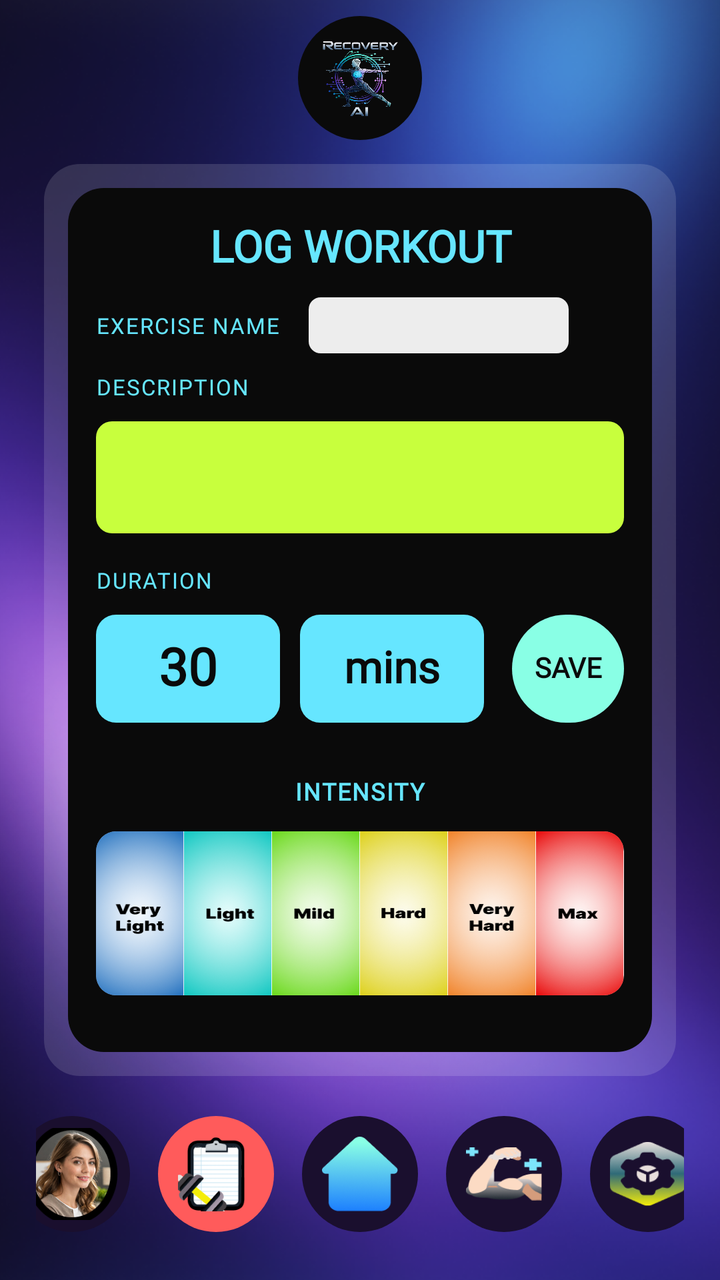
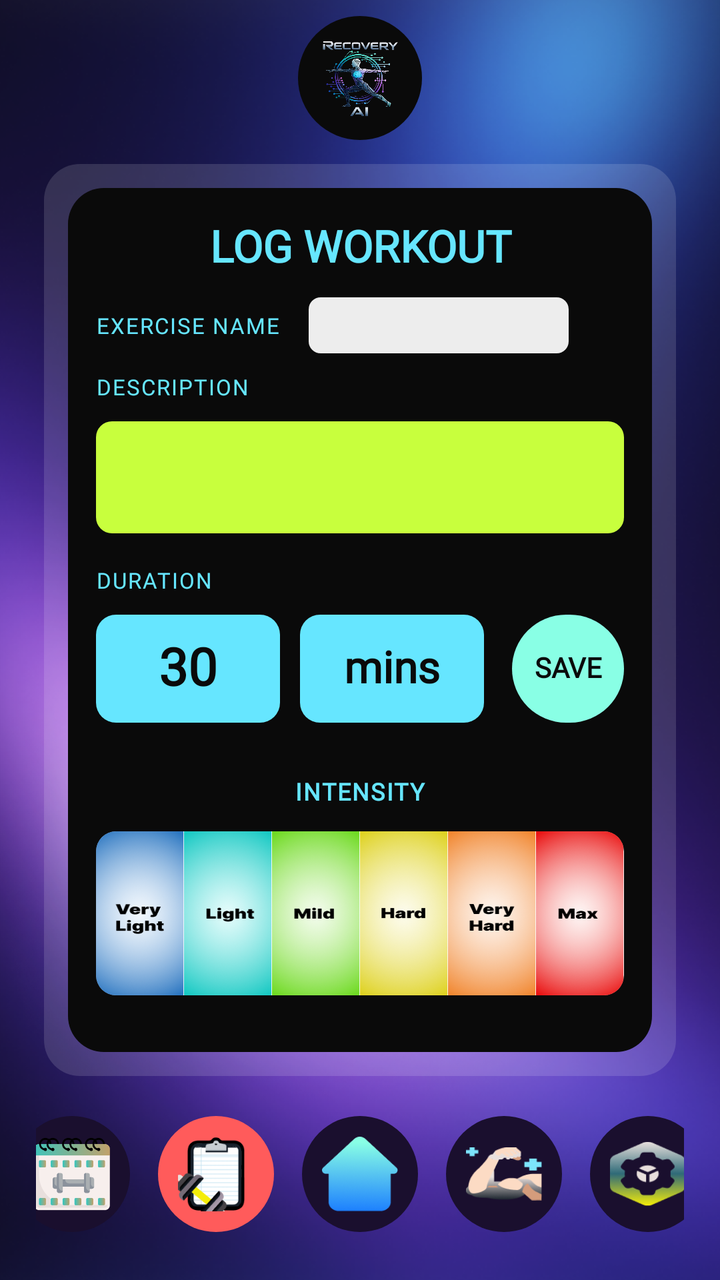

Two renders of the same Android screen: before a commit and after it. Below are the layout's source before the change and the commit's diff.
<!-- AndroidManifest.xml: application theme Theme.RecoveryAI -->
<!-- res/layout/workout_log_screen.xml -->
<?xml version="1.0" encoding="utf-8"?>
<androidx.constraintlayout.widget.ConstraintLayout
    xmlns:android="http://schemas.android.com/apk/res/android"
    xmlns:app="http://schemas.android.com/apk/res-auto"
    android:layout_width="match_parent"
    android:layout_height="match_parent">


    <ImageView
        android:id="@+id/bg"
        android:layout_width="0dp"
        android:layout_height="0dp"
        android:scaleType="centerCrop"
        android:src="@drawable/bg_auth"
        app:layout_constraintTop_toTopOf="parent"
        app:layout_constraintBottom_toBottomOf="parent"
        app:layout_constraintStart_toStartOf="parent"
        app:layout_constraintEnd_toEndOf="parent"/>


    <FrameLayout
        android:id="@+id/logoCircle"
        android:layout_width="62dp"
        android:layout_height="62dp"
        android:background="@drawable/logo_circle_black"
        android:padding="8dp"
        android:layout_marginTop="8dp"
        app:layout_constraintTop_toTopOf="parent"
        app:layout_constraintTop_margin="36dp"
        app:layout_constraintStart_toStartOf="parent"
        app:layout_constraintEnd_toEndOf="parent">

        <ImageView
            android:id="@+id/imgLogo"
            android:layout_width="match_parent"
            android:layout_height="match_parent"
            android:src="@drawable/ic_launcher_logo"
            android:scaleType="fitCenter"/>
    </FrameLayout>


    <FrameLayout
        android:id="@+id/glassCard"
        android:layout_width="0dp"
        android:layout_height="0dp"
        android:layout_marginStart="22dp"
        android:layout_marginEnd="22dp"
        android:layout_marginTop="12dp"
        android:layout_marginBottom="12dp"
        android:background="@drawable/bg_glass"
        app:layout_constraintTop_toBottomOf="@id/logoCircle"
        app:layout_constraintBottom_toTopOf="@id/bottomNav"
        app:layout_constraintStart_toStartOf="parent"
        app:layout_constraintEnd_toEndOf="parent">

        <androidx.constraintlayout.widget.ConstraintLayout
            android:layout_width="match_parent"
            android:layout_height="match_parent"
            android:padding="12dp">

            <androidx.constraintlayout.widget.ConstraintLayout
                android:id="@+id/panel"
                android:layout_width="0dp"
                android:layout_height="0dp"
                android:background="@drawable/panel_black"
                android:padding="14dp"
                app:layout_constraintTop_toTopOf="parent"
                app:layout_constraintBottom_toBottomOf="parent"
                app:layout_constraintStart_toStartOf="parent"
                app:layout_constraintEnd_toEndOf="parent">

                
                <TextView
                    android:id="@+id/title"
                    android:layout_width="0dp"
                    android:layout_height="wrap_content"
                    android:text="LOG WORKOUT"
                    android:textColor="#66E6FF"
                    android:textSize="22sp"
                    android:textStyle="bold"
                    android:fontFamily="@font/inter_extrabold"
                    android:gravity="center"
                    app:layout_constraintTop_toTopOf="parent"
                    app:layout_constraintStart_toStartOf="parent"
                    app:layout_constraintEnd_toEndOf="parent" />

                
                <TextView
                    android:id="@+id/exerciseNameLabel"
                    android:layout_width="wrap_content"
                    android:layout_height="wrap_content"
                    android:layout_marginTop="18dp"
                    android:text="EXERCISE NAME"
                    android:textColor="#66E6FF"
                    android:textSize="11sp"
                    android:letterSpacing="0.06"
                    android:fontFamily="@font/inter_bold"
                    app:layout_constraintTop_toBottomOf="@id/title"
                    app:layout_constraintStart_toStartOf="parent" />

                
                <EditText
                    android:id="@+id/etExerciseName"
                    android:layout_width="130dp"
                    android:layout_height="28dp"
                    android:layout_marginStart="14dp"
                    android:background="@drawable/input_white_box"
                    android:hint=""
                    android:textColor="#0A0A0A"
                    android:textSize="12sp"
                    android:fontFamily="@font/inter_bold"
                    android:gravity="center_vertical"
                    android:paddingStart="10dp"
                    android:paddingEnd="10dp"
                    android:singleLine="true"
                    android:inputType="text"
                    android:includeFontPadding="false"
                    app:layout_constraintTop_toTopOf="@id/exerciseNameLabel"
                    app:layout_constraintBottom_toBottomOf="@id/exerciseNameLabel"
                    app:layout_constraintStart_toEndOf="@id/exerciseNameLabel" />

                
                <TextView
                    android:id="@+id/descriptionLabel"
                    android:layout_width="wrap_content"
                    android:layout_height="wrap_content"
                    android:layout_marginTop="16dp"
                    android:text="DESCRIPTION"
                    android:textColor="#66E6FF"
                    android:textSize="11sp"
                    android:letterSpacing="0.06"
                    android:fontFamily="@font/inter_bold"
                    app:layout_constraintTop_toBottomOf="@id/exerciseNameLabel"
                    app:layout_constraintStart_toStartOf="parent" />

                
                <EditText
                    android:id="@+id/etDescription"
                    android:layout_width="0dp"
                    android:layout_height="56dp"
                    android:layout_marginTop="10dp"
                    android:background="@drawable/input_lime_box"
                    android:hint=""
                    android:textColor="#0A0A0A"
                    android:textSize="12sp"
                    android:fontFamily="@font/inter_bold"
                    android:gravity="top|start"
                    android:paddingStart="12dp"
                    android:paddingEnd="12dp"
                    android:paddingTop="10dp"
                    android:paddingBottom="10dp"
                    android:inputType="textMultiLine"
                    android:includeFontPadding="false"
                    app:layout_constraintTop_toBottomOf="@id/descriptionLabel"
                    app:layout_constraintStart_toStartOf="parent"
                    app:layout_constraintEnd_toEndOf="parent" />

                
                <TextView
                    android:id="@+id/durationLabel"
                    android:layout_width="wrap_content"
                    android:layout_height="wrap_content"
                    android:layout_marginTop="16dp"
                    android:text="DURATION"
                    android:textColor="#66E6FF"
                    android:textSize="11sp"
                    android:letterSpacing="0.06"
                    android:fontFamily="@font/inter_bold"
                    app:layout_constraintTop_toBottomOf="@id/etDescription"
                    app:layout_constraintStart_toStartOf="parent" />

                <LinearLayout
                    android:id="@+id/durationRow"
                    android:layout_width="0dp"
                    android:layout_height="54dp"
                    android:layout_marginTop="10dp"
                    android:orientation="horizontal"
                    app:layout_constraintTop_toBottomOf="@id/durationLabel"
                    app:layout_constraintStart_toStartOf="parent"
                    app:layout_constraintEnd_toEndOf="parent">

                    
                    <FrameLayout
                        android:id="@+id/durationValueWrap"
                        android:layout_width="92dp"
                        android:layout_height="match_parent">

                        <View
                            android:layout_width="match_parent"
                            android:layout_height="match_parent"
                            android:background="@drawable/metric_cyan_box" />

                        <EditText
                            android:id="@+id/etDurationValue"
                            android:layout_width="match_parent"
                            android:layout_height="match_parent"
                            android:background="@null"
                            android:text="30"
                            android:textColor="#0A0A0A"
                            android:textStyle="bold"
                            android:textSize="26sp"
                            android:fontFamily="@font/inter_extrabold"
                            android:gravity="center"
                            android:singleLine="true"
                            android:inputType="number"
                            android:includeFontPadding="false"
                            android:paddingStart="10dp"
                            android:paddingEnd="10dp" />
                    </FrameLayout>

                    <Space
                        android:layout_width="10dp"
                        android:layout_height="1dp" />

                    
                    <FrameLayout
                        android:id="@+id/durationUnitWrap"
                        android:layout_width="92dp"
                        android:layout_height="match_parent">

                        <View
                            android:layout_width="match_parent"
                            android:layout_height="match_parent"
                            android:background="@drawable/metric_cyan_box" />

                        <TextView
                            android:id="@+id/durationUnit"
                            android:layout_width="match_parent"
                            android:layout_height="match_parent"
                            android:text="mins"
                            android:textColor="#0A0A0A"
                            android:textStyle="bold"
                            android:textSize="22sp"
                            android:fontFamily="@font/inter_extrabold"
                            android:gravity="center"
                            android:includeFontPadding="false" />
                    </FrameLayout>

                    <Space
                        android:layout_width="14dp"
                        android:layout_height="1dp" />

                    
                    <FrameLayout
                        android:id="@+id/saveDurationWrap"
                        android:layout_width="0dp"
                        android:layout_height="match_parent"
                        android:layout_weight="1">

                        <Button
                            android:id="@+id/btnSaveDuration"
                            android:layout_width="match_parent"
                            android:layout_height="match_parent"
                            android:text=""
                            android:background="@drawable/save_pill_workout"
                            android:stateListAnimator="@null"
                            android:includeFontPadding="false"
                            app:backgroundTint="@null" />

                        <TextView
                            android:id="@+id/saveDurationLabel"
                            android:layout_width="match_parent"
                            android:layout_height="match_parent"
                            android:text="SAVE"
                            android:textColor="#0A0A0A"
                            android:textStyle="bold"
                            android:textSize="14sp"
                            android:fontFamily="@font/inter_extrabold"
                            android:gravity="center"
                            android:includeFontPadding="false"
                            android:clickable="false"
                            android:focusable="false" />
                    </FrameLayout>

                </LinearLayout>

                
                <TextView
                    android:id="@+id/intensityLabel"
                    android:layout_width="wrap_content"
                    android:layout_height="wrap_content"
                    android:layout_marginTop="26dp"
                    android:text="INTENSITY"
                    android:textColor="#66E6FF"
                    android:textSize="12sp"
                    android:textStyle="bold"
                    android:fontFamily="@font/inter_bold"
                    android:letterSpacing="0.06"
                    app:layout_constraintTop_toBottomOf="@id/durationRow"
                    app:layout_constraintStart_toStartOf="parent"
                    app:layout_constraintEnd_toEndOf="parent" />

                
                <androidx.cardview.widget.CardView
                    android:id="@+id/intensityCard"
                    android:layout_width="0dp"
                    android:layout_height="82dp"
                    android:layout_marginTop="12dp"
                    app:cardCornerRadius="10dp"
                    app:cardElevation="0dp"
                    app:cardUseCompatPadding="false"
                    app:layout_constraintTop_toBottomOf="@id/intensityLabel"
                    app:layout_constraintStart_toStartOf="parent"
                    app:layout_constraintEnd_toEndOf="parent">

                    <LinearLayout
                        android:id="@+id/intensityRow"
                        android:layout_width="match_parent"
                        android:layout_height="match_parent"
                        android:orientation="horizontal"
                        android:weightSum="6">

                        <ImageView
                            android:id="@+id/intensityVeryLight"
                            android:layout_width="0dp"
                            android:layout_height="match_parent"
                            android:layout_weight="1"
                            android:src="@drawable/intensity_very_light"
                            android:scaleType="fitXY"
                            android:contentDescription="@null" />

                        <ImageView
                            android:id="@+id/intensityLight"
                            android:layout_width="0dp"
                            android:layout_height="match_parent"
                            android:layout_weight="1"
                            android:src="@drawable/intensity_light"
                            android:scaleType="fitXY"
                            android:contentDescription="@null" />

                        <ImageView
                            android:id="@+id/intensityMild"
                            android:layout_width="0dp"
                            android:layout_height="match_parent"
                            android:layout_weight="1"
                            android:src="@drawable/intensity_mild"
                            android:scaleType="fitXY"
                            android:contentDescription="@null" />

                        <ImageView
                            android:id="@+id/intensityHard"
                            android:layout_width="0dp"
                            android:layout_height="match_parent"
                            android:layout_weight="1"
                            android:src="@drawable/intensity_hard"
                            android:scaleType="fitXY"
                            android:contentDescription="@null" />

                        <ImageView
                            android:id="@+id/intensityVeryHard"
                            android:layout_width="0dp"
                            android:layout_height="match_parent"
                            android:layout_weight="1"
                            android:src="@drawable/intensity_very_hard"
                            android:scaleType="fitXY"
                            android:contentDescription="@null" />

                        <ImageView
                            android:id="@+id/intensityMax"
                            android:layout_width="0dp"
                            android:layout_height="match_parent"
                            android:layout_weight="1"
                            android:src="@drawable/intensity_max"
                            android:scaleType="fitXY"
                            android:contentDescription="@null" />
                    </LinearLayout>

                </androidx.cardview.widget.CardView>

                
                <Button
                    android:id="@+id/btnSaveIntensity"
                    android:layout_width="90dp"
                    android:layout_height="54dp"
                    android:text=""
                    android:background="@drawable/save_pill_workout"
                    android:stateListAnimator="@null"
                    android:includeFontPadding="false"
                    app:backgroundTint="@null"
                    android:layout_marginTop="22dp"
                    app:layout_constraintTop_toBottomOf="@id/intensityCard"
                    app:layout_constraintStart_toStartOf="parent"
                    app:layout_constraintEnd_toEndOf="parent" />

                <TextView
                    android:id="@+id/saveIntensityLabel"
                    android:layout_width="90dp"
                    android:layout_height="46dp"
                    android:text="SAVE"
                    android:textColor="#0A0A0A"
                    android:textStyle="bold"
                    android:textSize="14sp"
                    android:fontFamily="@font/inter_extrabold"
                    android:gravity="center"
                    android:includeFontPadding="false"
                    android:clickable="false"
                    android:focusable="false"
                    app:layout_constraintTop_toTopOf="@id/btnSaveIntensity"
                    app:layout_constraintBottom_toBottomOf="@id/btnSaveIntensity"
                    app:layout_constraintStart_toStartOf="@id/btnSaveIntensity"
                    app:layout_constraintEnd_toEndOf="@id/btnSaveIntensity" />

            </androidx.constraintlayout.widget.ConstraintLayout>

        </androidx.constraintlayout.widget.ConstraintLayout>
    </FrameLayout>

    
    <LinearLayout
        android:id="@+id/bottomNav"
        android:layout_width="0dp"
        android:layout_height="74dp"
        android:layout_marginStart="18dp"
        android:layout_marginEnd="18dp"
        android:layout_marginBottom="16dp"
        android:gravity="center"
        android:orientation="horizontal"
        app:layout_constraintBottom_toBottomOf="parent"
        app:layout_constraintStart_toStartOf="parent"
        app:layout_constraintEnd_toEndOf="parent">

        <FrameLayout
            android:layout_width="58dp"
            android:layout_height="58dp"
            android:background="@drawable/nav_circle_bg"
            android:padding="6dp">
            <ImageView
                android:layout_width="match_parent"
                android:layout_height="match_parent"
                android:src="@drawable/nav_avatar"
                android:scaleType="centerCrop" />
        </FrameLayout>

        <Space android:layout_width="14dp" android:layout_height="1dp"/>

        <FrameLayout
            android:layout_width="58dp"
            android:layout_height="58dp"
            android:background="@drawable/nav_circle_active_red"
            android:padding="10dp">
            <ImageView
                android:layout_width="match_parent"
                android:layout_height="match_parent"
                android:src="@drawable/nav_clipboard_active"
                android:scaleType="fitCenter" />
        </FrameLayout>

        <Space android:layout_width="14dp" android:layout_height="1dp"/>

        <FrameLayout
            android:layout_width="58dp"
            android:layout_height="58dp"
            android:background="@drawable/nav_circle_bg"
            android:padding="10dp">
            <ImageView
                android:layout_width="match_parent"
                android:layout_height="match_parent"
                android:src="@drawable/nav_home"
                android:scaleType="fitCenter" />
        </FrameLayout>

        <Space android:layout_width="14dp" android:layout_height="1dp"/>

        <FrameLayout
            android:layout_width="58dp"
            android:layout_height="58dp"
            android:background="@drawable/nav_circle_bg"
            android:padding="10dp">
            <ImageView
                android:layout_width="match_parent"
                android:layout_height="match_parent"
                android:src="@drawable/nav_arm"
                android:scaleType="fitCenter" />
        </FrameLayout>

        <Space android:layout_width="14dp" android:layout_height="1dp"/>

        <FrameLayout
            android:layout_width="58dp"
            android:layout_height="58dp"
            android:background="@drawable/nav_circle_bg"
            android:padding="10dp">
            <ImageView
                android:layout_width="match_parent"
                android:layout_height="match_parent"
                android:src="@drawable/nav_hex"
                android:scaleType="fitCenter" />
        </FrameLayout>

    </LinearLayout>

</androidx.constraintlayout.widget.ConstraintLayout>
<!-- resources referenced by this layout -->
<resources>
  <!-- drawable bg_auth: png bitmap (drawable, 740075 bytes) -->
  <!-- drawable bg_glass (drawable) -->
  <?xml version="1.0" encoding="utf-8"?>
  <shape xmlns:android="http://schemas.android.com/apk/res/android">
      <solid android:color="#22FFFFFF"/>
      <corners android:radius="18dp"/>
  </shape>
  <!-- drawable ic_launcher_logo: png bitmap (drawable, 552614 bytes) -->
  <!-- drawable input_lime_box (drawable) -->
  <?xml version="1.0" encoding="utf-8"?>
  <shape xmlns:android="http://schemas.android.com/apk/res/android">
      <solid android:color="#C8FF3D"/>
      <corners android:radius="8dp"/>
  </shape>
  <!-- drawable input_white_box (drawable) -->
  <?xml version="1.0" encoding="utf-8"?>
  <shape xmlns:android="http://schemas.android.com/apk/res/android">
      <solid android:color="#EDEDED"/>
      <corners android:radius="6dp"/>
  </shape>
  <!-- drawable intensity_hard: png bitmap (drawable, 55461 bytes) -->
  <!-- drawable intensity_light: png bitmap (drawable, 55101 bytes) -->
  <!-- drawable intensity_max: png bitmap (drawable, 61127 bytes) -->
  <!-- drawable intensity_mild: png bitmap (drawable, 56453 bytes) -->
  <!-- drawable intensity_very_hard: png bitmap (drawable, 57545 bytes) -->
  <!-- drawable intensity_very_light: png bitmap (drawable, 61976 bytes) -->
  <!-- drawable logo_circle_black (drawable) -->
  <?xml version="1.0" encoding="utf-8"?>
  <shape xmlns:android="http://schemas.android.com/apk/res/android"
      android:shape="oval">
      <solid android:color="#0A0A0A"/>
  </shape>
  <!-- drawable metric_cyan_box (drawable) -->
  <?xml version="1.0" encoding="utf-8"?>
  <shape xmlns:android="http://schemas.android.com/apk/res/android">
      <solid android:color="#66E6FF"/>
      <corners android:radius="10dp"/>
  </shape>
  <!-- drawable nav_arm: png bitmap (drawable, 5585 bytes) -->
  <!-- drawable nav_avatar: png bitmap (drawable, 36943 bytes) -->
  <!-- drawable nav_circle_active_red (drawable) -->
  <?xml version="1.0" encoding="utf-8"?>
  <shape xmlns:android="http://schemas.android.com/apk/res/android"
      android:shape="oval">
      <solid android:color="#FF5B5B"/>
  </shape>
  <!-- drawable nav_circle_bg (drawable) -->
  <?xml version="1.0" encoding="utf-8"?>
  <shape xmlns:android="http://schemas.android.com/apk/res/android"
      android:shape="oval">
      <solid android:color="#1A0F2E"/>
  </shape>
  <!-- drawable nav_clipboard_active: png bitmap (drawable, 7211 bytes) -->
  <!-- drawable nav_hex: png bitmap (drawable, 6838 bytes) -->
  <!-- drawable nav_home: png bitmap (drawable, 12772 bytes) -->
  <!-- drawable panel_black (drawable) -->
  <?xml version="1.0" encoding="utf-8"?>
  <shape xmlns:android="http://schemas.android.com/apk/res/android">
      <solid android:color="#0A0A0A"/>
      <corners android:radius="18dp"/>
  </shape>
  <!-- drawable save_pill_workout (drawable) -->
  <?xml version="1.0" encoding="utf-8"?>
  <shape xmlns:android="http://schemas.android.com/apk/res/android">
      <corners android:radius="28dp"/>
  
      <gradient
          android:type="linear"
          android:angle="0"
          android:startColor="#89FFE5"
          android:endColor="#89FFE5" />
  </shape>
  <style name="Theme.RecoveryAI" parent="Theme.Material3.DayNight.NoActionBar">
  
      </style>
</resources>

<!-- the commit's change to res/layout/workout_log_screen.xml (unified diff, before → after) -->
@@ -427,7 +427,7 @@
             <ImageView
                 android:layout_width="match_parent"
                 android:layout_height="match_parent"
-                android:src="@drawable/nav_avatar"
+                android:src="@drawable/nav_calendar"
                 android:scaleType="centerCrop" />
         </FrameLayout>
 
<!-- resource entries referenced after the edit -->
@@ -39,7 +39,7 @@
       <corners android:radius="10dp"/>
   </shape>
   <!-- drawable nav_arm: png bitmap (drawable, 5585 bytes) -->
-  <!-- drawable nav_avatar: png bitmap (drawable, 36943 bytes) -->
+  <!-- drawable nav_calendar: png bitmap (drawable, 25909 bytes) -->
   <!-- drawable nav_circle_active_red (drawable) -->
   <?xml version="1.0" encoding="utf-8"?>
   <shape xmlns:android="http://schemas.android.com/apk/res/android"
